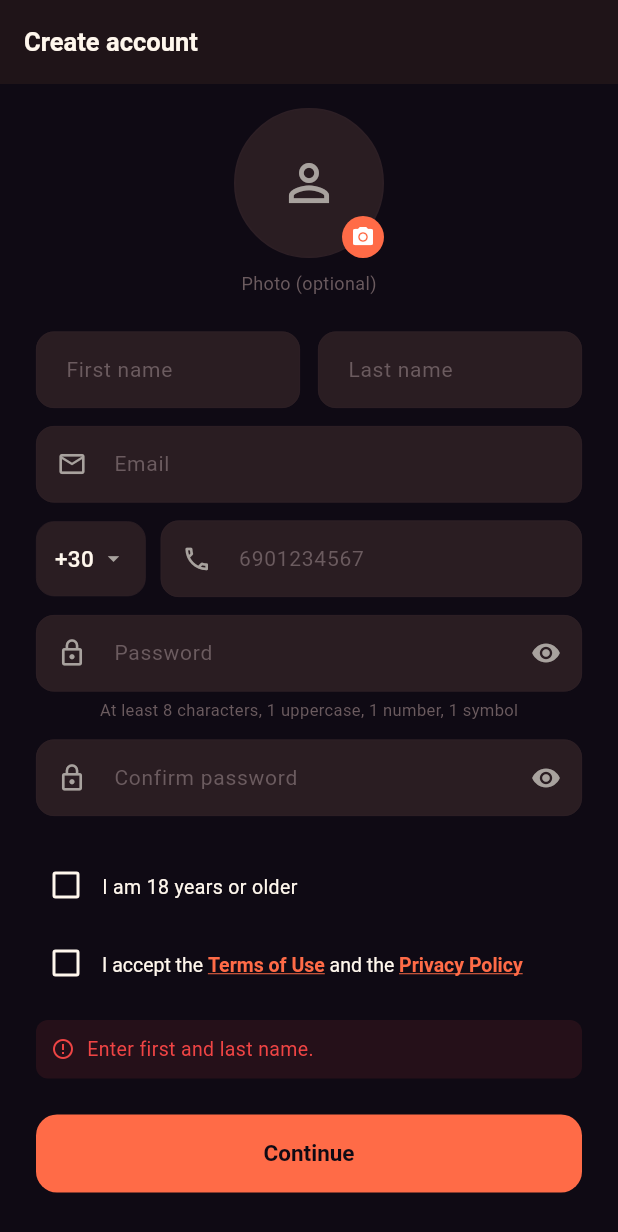
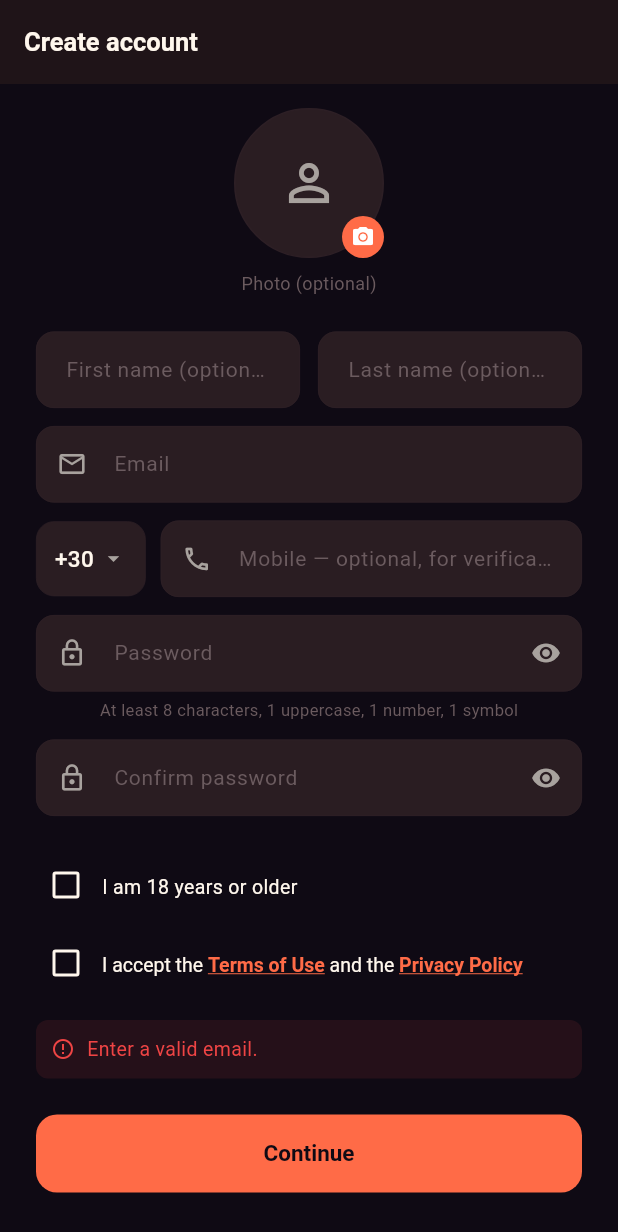
Before and after one commit to ChristosKtsios/shareit, a Flutter app: the RegisterScreen screen opened by its route, after a tap on "Continue", on a phone screen of 412 x 824 dp. Shown: the top 1232 px of the screen. Run offline on Flutter 3.47's test engine with Material 3 defaults, Android fonts, the phone set to English and light mode, and no system bars; our stand-ins replace cached_network_image, cloud_firestore, cloud_functions, easy_localization, firebase_auth, firebase_core and 16 more; missing offline and left inert: firebase_app_check; accounts and stored records are empty; generated files the repository leaves out were written again.

Commit message:
fix(auth): εγγραφή με email ΧΩΡΙΣ SMS + όνομα από το email
Η εγγραφή απαιτούσε ΥΠΟΧΡΕΩΤΙΚΑ τηλέφωνο + OTP: αν το SMS δεν έφτανε (όρια
Firebase, πάροχος, καθυστέρηση), ο χρήστης ΔΕΝ μπορούσε καθόλου να φτιάξει
λογαριασμό. Ήταν και ασυνεπές — η επαλήθευση κινητού είναι ήδη προαιρετική για
τη χρήση της εφαρμογής (bdca38e).

- registerWithEmail(): δημιουργεί λογαριασμό αμέσως με email/κωδικό, χωρίς SMS.
  phoneVerified: false → εμφανίζεται ως «μη επαληθευμένος», μπορεί να
  επαληθεύσει όποτε θέλει από τις Ρυθμίσεις.
- Το τηλέφωνο έγινε ΠΡΟΑΙΡΕΤΙΚΟ. Αν δοθεί, ακολουθεί κανονικά η ροή OTP.
- Όνομα/επώνυμο προαιρετικά: αν λείπουν, βγαίνουν από το email
  («giorgos.papadopoulos@…» → «Giorgos Papadopoulos») μέσω του DisplayName.
- Οι ετικέτες των πεδίων δηλώνουν πλέον ρητά τι είναι προαιρετικό (3 γλώσσες).

Αποτέλεσμα: η εγγραφή είναι 3 πεδία (email + κωδικός) αντί για 6 + αναμονή SMS.

Co-Authored-By: Claude Opus 4.8 <noreply@anthropic.com>

```diff
--- a/assets/translations/el.json
+++ b/assets/translations/el.json
@@ -74,7 +74,10 @@
     "emailExists": "Υπάρχει ήδη λογαριασμός με αυτό το email.",
     "photoOptional": "Φωτογραφία (προαιρετικό)",
     "passwordHint": "Τουλάχιστον 8 χαρακτήρες, 1 κεφαλαίο, 1 αριθμό, 1 σύμβολο",
-    "confirmPassword": "Επιβεβαίωση κωδικού"
+    "confirmPassword": "Επιβεβαίωση κωδικού",
+    "optionalName": "Όνομα (προαιρετικό)",
+    "optionalLastName": "Επώνυμο (προαιρετικό)",
+    "optionalPhone": "Κινητό — προαιρετικό, για επαλήθευση"
   },
   "otp": {
     "givePhone": "Δώσε αριθμό κινητού.",
--- a/assets/translations/en.json
+++ b/assets/translations/en.json
@@ -74,7 +74,10 @@
     "emailExists": "An account with this email already exists.",
     "photoOptional": "Photo (optional)",
     "passwordHint": "At least 8 characters, 1 uppercase, 1 number, 1 symbol",
-    "confirmPassword": "Confirm password"
+    "confirmPassword": "Confirm password",
+    "optionalName": "First name (optional)",
+    "optionalLastName": "Last name (optional)",
+    "optionalPhone": "Mobile — optional, for verification"
   },
   "otp": {
     "givePhone": "Enter a phone number.",
--- a/assets/translations/es.json
+++ b/assets/translations/es.json
@@ -74,7 +74,10 @@
     "emailExists": "Ya existe una cuenta con este correo.",
     "photoOptional": "Foto (opcional)",
     "passwordHint": "Al menos 8 caracteres, 1 mayúscula, 1 número, 1 símbolo",
-    "confirmPassword": "Confirmar contraseña"
+    "confirmPassword": "Confirmar contraseña",
+    "optionalName": "Nombre (opcional)",
+    "optionalLastName": "Apellido (opcional)",
+    "optionalPhone": "Móvil — opcional, para verificación"
   },
   "otp": {
     "givePhone": "Introduce un número de teléfono.",
--- a/lib/features/auth/presentation/register_screen.dart
+++ b/lib/features/auth/presentation/register_screen.dart
@@ -9,6 +9,8 @@ import 'package:image_picker/image_picker.dart';
 import 'package:url_launcher/url_launcher.dart';
 import '../../../core/constants/app_colors.dart';
 import '../../../core/utils/legal_urls.dart';
+import '../../../core/utils/display_name.dart';
+import '../providers/auth_provider.dart';
 import '../../../core/constants/countries.dart';
 import '../../../core/constants/app_strings.dart';
 import '../../../core/widgets/password_strength.dart';
@@ -73,7 +75,19 @@ class _RegisterScreenState extends ConsumerState<RegisterScreen> {
   Future<void> _continueToVerification() async {
     setState(() => _error = null);
 
-    if (_first.text.trim().isEmpty || _last.text.trim().isEmpty) {
+    // Το όνομα είναι προαιρετικό: αν λείπει, το βγάζουμε από το email
+    // («giorgos.pap@…» → «Giorgos Pap»). Έτσι η εγγραφή είναι πιο γρήγορη και
+    // κανείς δεν εμφανίζεται ποτέ ως σκέτο «Χρήστης».
+    if (!AuthRepository.isValidEmail(_email.text)) {
+      setState(() => _error = 'reg.giveValidEmail'.tr());
+      return;
+    }
+    final derived = DisplayName.from(email: _email.text.trim());
+    final firstName =
+        _first.text.trim().isNotEmpty ? _first.text.trim() : derived.$1;
+    final lastName =
+        _last.text.trim().isNotEmpty ? _last.text.trim() : derived.$2;
+    if (firstName.isEmpty) {
       setState(() => _error = 'reg.fillName'.tr());
       return;
     }
@@ -81,7 +95,11 @@ class _RegisterScreenState extends ConsumerState<RegisterScreen> {
       setState(() => _error = 'reg.giveValidEmail'.tr());
       return;
     }
-    if (_phone.text.trim().isEmpty || _phone.text.trim().length < 8) {
+    // Το τηλέφωνο είναι ΠΡΟΑΙΡΕΤΙΚΟ. Αν δοθεί, πρέπει να είναι έγκυρο (θα
+    // ακολουθήσει OTP). Αν μείνει κενό, ο λογαριασμός φτιάχνεται αμέσως με
+    // email/κωδικό και ο χρήστης εμφανίζεται ως «μη επαληθευμένος».
+    final phoneRaw = _phone.text.trim();
+    if (phoneRaw.isNotEmpty && phoneRaw.length < 8) {
       setState(() => _error = 'reg.giveValidPhone'.tr());
       return;
     }
@@ -111,8 +129,22 @@ class _RegisterScreenState extends ConsumerState<RegisterScreen> {
 
     setState(() => _loading = true);
     try {
-      final fullPhone = '$_countryCode${_phone.text.trim()}';
       final email = _email.text.trim();
+
+      // ── ΓΡΗΓΟΡΗ ΔΙΑΔΡΟΜΗ: χωρίς τηλέφωνο → χωρίς SMS ──
+      if (phoneRaw.isEmpty) {
+        await ref.read(authRepoProvider).registerWithEmail(
+              email: email,
+              password: pass,
+              firstName: firstName,
+              lastName: lastName,
+              profilePhoto: _profilePhoto,
+            );
+        if (mounted) context.go('/map');
+        return;
+      }
+
+      final fullPhone = '$_countryCode$phoneRaw';
 
       // Έλεγχος ΠΡΙΝ το OTP: υπάρχει ήδη λογαριασμός με αυτό το email/κινητό;
       // Γίνεται server-side (Cloud Function με admin) — δεν χρειάζεται sign-in
@@ -144,8 +176,8 @@ class _RegisterScreenState extends ConsumerState<RegisterScreen> {
       if (!mounted) return;
       context.push('/phone-auth', extra: {
         'mode': 'register',
-        'firstName': _first.text.trim(),
-        'lastName': _last.text.trim(),
+        'firstName': firstName,
+        'lastName': lastName,
         'email': _email.text.trim(),
         'phone': fullPhone,
         'password': pass,
@@ -241,7 +273,7 @@ class _RegisterScreenState extends ConsumerState<RegisterScreen> {
                   controller: _first,
                   style: const TextStyle(color: AppColors.textPrimary),
                   decoration:
-                      InputDecoration(hintText: AppStrings.firstName),
+                      InputDecoration(hintText: 'reg.optionalName'.tr()),
                 ),
               ),
               const SizedBox(width: 12),
@@ -250,7 +282,7 @@ class _RegisterScreenState extends ConsumerState<RegisterScreen> {
                   controller: _last,
                   style: const TextStyle(color: AppColors.textPrimary),
                   decoration:
-                      InputDecoration(hintText: AppStrings.lastName),
+                      InputDecoration(hintText: 'reg.optionalLastName'.tr()),
                 ),
               ),
             ]),
@@ -297,9 +329,9 @@ class _RegisterScreenState extends ConsumerState<RegisterScreen> {
                   controller: _phone,
                   keyboardType: TextInputType.phone,
                   style: const TextStyle(color: AppColors.textPrimary),
-                  decoration: const InputDecoration(
-                    hintText: '6901234567',
-                    prefixIcon: Icon(Icons.phone_outlined,
+                  decoration: InputDecoration(
+                    hintText: 'reg.optionalPhone'.tr(),
+                    prefixIcon: const Icon(Icons.phone_outlined,
                         color: AppColors.textSecondary, size: 20),
                   ),
                 ),
```
Also changed, not shown: lib/features/auth/data/auth_repository.dart (+78 -0 lines).
